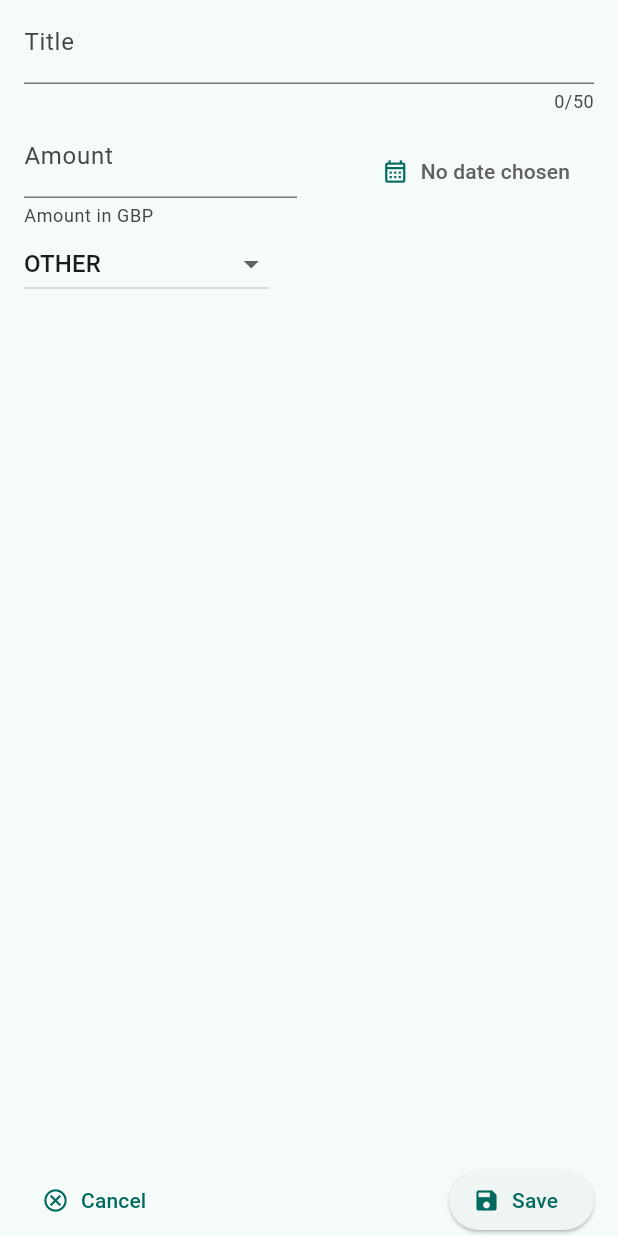
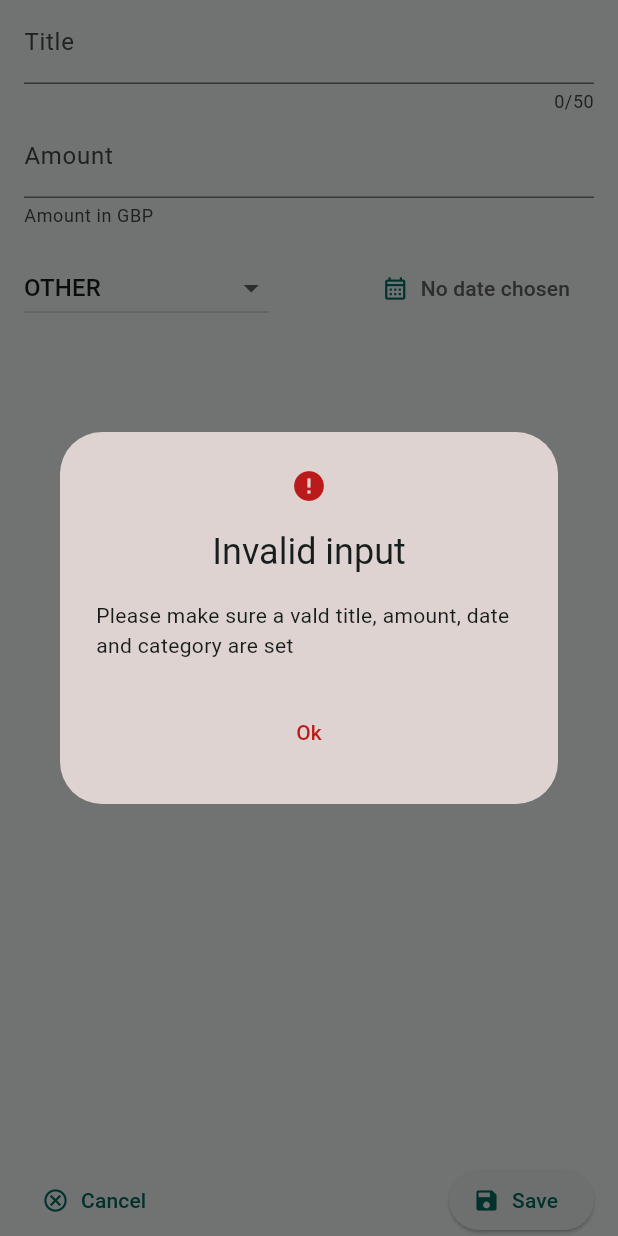
Before and after one commit to Moonbladez/flutter-expense-tracker, a Flutter app: the NewExpenseModal widget shown alone on an empty page, opened directly, after a tap on "Save", on a phone screen of 412 x 824 dp. Run offline on Flutter 3.47's test engine with Material 2 defaults, Android fonts, the phone set to English and light mode, and no system bars.

Commit message:
added validation for new expense modal

```diff
--- a/lib/widgets/expenses_list/new_expense_modal.dart
+++ b/lib/widgets/expenses_list/new_expense_modal.dart
@@ -34,6 +34,59 @@ class _NewExpenseModalState extends State<NewExpenseModal> {
     );
   }
 
+  void _handleSubmit() {
+    final enteredAmount = double.tryParse(_amountController.text);
+    final amountIsInvalid = enteredAmount == null || enteredAmount <= 0;
+
+    if (_titleController.text.trim().isEmpty ||
+        amountIsInvalid ||
+        _selectedDate == null ||
+        _selectedCategory == null) {
+      showDialog(
+        context: context,
+        builder: (ctx) => AlertDialog(
+          actionsAlignment: MainAxisAlignment.center,
+          icon: const Icon(Icons.error),
+          surfaceTintColor: Theme.of(context).colorScheme.error,
+          iconColor: Theme.of(context).colorScheme.error,
+          title: const Text("Invalid input"),
+          content: const Text(
+              "Please make sure a vald title, amount, date and category are set"),
+          actions: [
+            TextButton(
+              style: ButtonStyle(
+                overlayColor: MaterialStateProperty.all(Colors.transparent),
+              ),
+              onPressed: () {
+                Navigator.of(ctx).pop();
+              },
+              child: Text(
+                "Ok",
+                style: TextStyle(
+                  color: Theme.of(context).colorScheme.error,
+                ),
+              ),
+            ),
+          ],
+        ),
+      );
+      return;
+    }
+    final String title = _titleController.text;
+    final double amount = double.parse(_amountController.text);
+    final DateTime date = _selectedDate ?? DateTime.now();
+    final Category category = _selectedCategory ?? Category.other;
+
+    final Expense newExpense = Expense(
+      title: title,
+      amount: amount,
+      date: date,
+      category: category,
+    );
+
+    Navigator.of(context).pop(newExpense);
+  }
+
   @override
   void dispose() {
     _titleController.dispose();
@@ -52,10 +105,7 @@ class _NewExpenseModalState extends State<NewExpenseModal> {
             maxLength: 50,
             controller: _titleController,
           ),
-          Row(
-            children: [
-              Expanded(
-                child: TextField(
+          TextField(
             decoration: const InputDecoration(
                 labelText: "Amount",
                 prefixText: "£ ",
@@ -63,32 +113,19 @@ class _NewExpenseModalState extends State<NewExpenseModal> {
             keyboardType: TextInputType.number,
             controller: _amountController,
           ),
+          const SizedBox(
+            height: 16,
           ),
-              const SizedBox(
-                width: 16,
-              ),
-              Expanded(
-                child: Row(
-                  mainAxisAlignment: MainAxisAlignment.end,
-                  children: [
-                    TextButton.icon(
-                      onPressed: _showDatePicker,
-                      icon: const Icon(Icons.calendar_month_outlined),
-                      label: Text(
-                        style: TextStyle(
-                          color: Colors.grey[700],
-                        ),
-                        _selectedDate == null
-                            ? "No date chosen"
-                            : formatter.format(_selectedDate!),
-                      ),
-                    ),
+          _buildCategoryAndDatePicker(),
+          const Spacer(),
+          _buildButtonRow(),
         ],
       ),
-              ),
-            ],
-          ),
-          Row(
+    );
+  }
+
+  Widget _buildCategoryAndDatePicker() {
+    return Row(
       children: [
         DropdownButton<Category>(
           value: _selectedCategory,
@@ -100,21 +137,40 @@ class _NewExpenseModalState extends State<NewExpenseModal> {
               _selectedCategory = newValue;
             });
           },
-                items: Category.values.map(
-                  (Category category) {
+          items: Category.values.map((Category category) {
             return DropdownMenuItem<Category>(
               value: category,
               child: Text(
                 category.name.toUpperCase(),
               ),
             );
-                  },
-                ).toList(),
+          }).toList(),
+        ),
+        Expanded(
+          child: Row(
+            mainAxisAlignment: MainAxisAlignment.end,
+            children: [
+              TextButton.icon(
+                onPressed: _showDatePicker,
+                icon: const Icon(Icons.calendar_month_outlined),
+                label: Text(
+                  _selectedDate == null
+                      ? "No date chosen"
+                      : formatter.format(_selectedDate!),
+                  style: TextStyle(
+                    color: Colors.grey[700],
+                  ),
+                ),
               ),
             ],
           ),
-          const Spacer(),
-          Row(
+        ),
+      ],
+    );
+  }
+
+  Widget _buildButtonRow() {
+    return Row(
       children: [
         TextButton.icon(
           onPressed: () {
@@ -125,19 +181,11 @@ class _NewExpenseModalState extends State<NewExpenseModal> {
         ),
         const Spacer(),
         ElevatedButton.icon(
-                onPressed: () {
-                  print(_titleController.text);
-                  print(_amountController.text);
-                  print(_selectedDate);
-                  print(_selectedCategory);
-                },
+          onPressed: _handleSubmit,
           icon: const Icon(Icons.save),
           label: const Text("Save"),
         ),
       ],
-          )
-        ],
-      ),
     );
   }
 }
```
Lines whose indentation alone changed are shown as unchanged.
